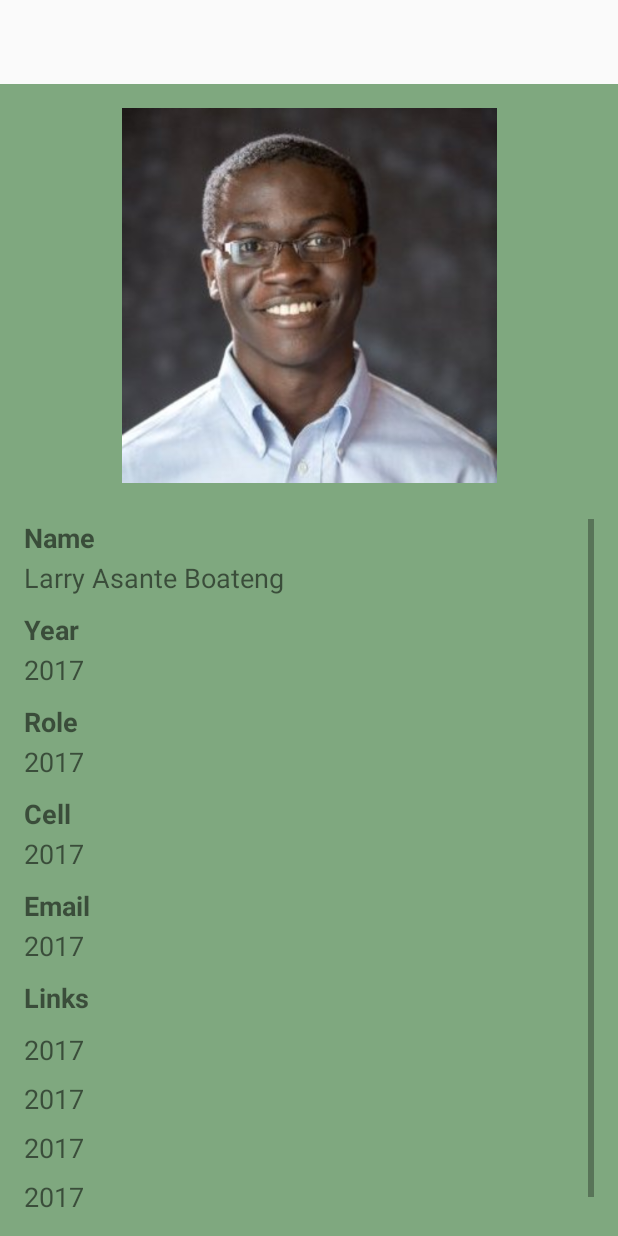
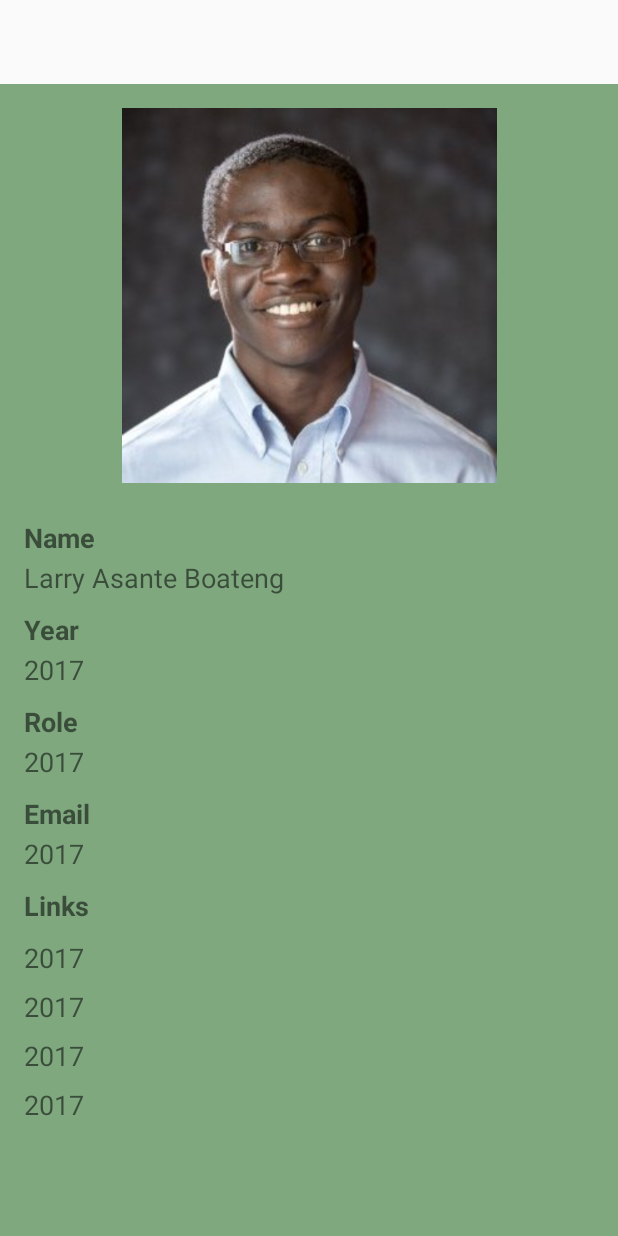
Before and after one commit to zsusag/AppDevDirectory, an Android app: the layout activity_profile.xml on its own in the app's theme, with its tools: preview values and no code run, on a phone screen of 412 x 824 dp. Run offline under Robolectric (Android 15) with nearby library versions, the phone set to English and light mode, and no system bars; network calls fail.

Commit message:
Check for null links in JSON file

```diff
--- a/app/build.gradle
+++ b/app/build.gradle
@@ -26,4 +26,5 @@ dependencies {
     compile 'com.android.support:design:23.1.1'
     compile 'com.squareup.okhttp3:okhttp:3.1.2'
     compile 'com.squareup.picasso:picasso:2.5.2'
+    compile 'com.google.android.gms:play-services-appindexing:8.1.0'
 }
--- a/app/src/main/AndroidManifest.xml
+++ b/app/src/main/AndroidManifest.xml
@@ -23,6 +23,11 @@
             android:name=".ProfileActivity"
             android:label="@string/title_activity_profile"
             android:theme="@style/AppTheme.NoActionBar"></activity>
+        <!-- ATTENTION: This was auto-generated to add Google Play services to your project for
+             App Indexing.  See https://g.co/AppIndexing/AndroidStudio for more information. -->
+        <meta-data
+            android:name="com.google.android.gms.version"
+            android:value="@integer/google_play_services_version" />
     </application>
 
 </manifest>
--- a/app/src/main/res/layout/content_profile.xml
+++ b/app/src/main/res/layout/content_profile.xml
@@ -86,23 +86,6 @@
             <TextView
                 android:layout_width="wrap_content"
                 android:layout_height="wrap_content"
-                android:id="@+id/cellTitleTextView"
-                android:text="Cell"
-                android:textSize="18dp"
-                android:layout_marginBottom="2dp"
-                android:textStyle="bold"/>
-
-            <TextView
-                android:layout_width="wrap_content"
-                android:layout_height="wrap_content"
-                android:id="@+id/cellTextView"
-                android:text="2017"
-                android:textSize="18dp"
-                android:layout_marginBottom="10dp"/>
-
-            <TextView
-                android:layout_width="wrap_content"
-                android:layout_height="wrap_content"
                 android:id="@+id/emailTitleTextView"
                 android:text="Email"
                 android:textSize="18dp"
```
Also changed, not shown: app/src/main/java/edu/appdev/appdevdirectory/ProfileActivity.java (+85 -5 lines).
